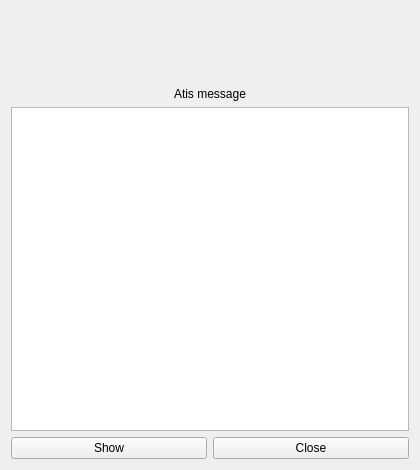
Above: source/ui/windows/atcdetailswindow.ui from Vatsinator/vatsinator-legacy before the change. Below: the same form after it.
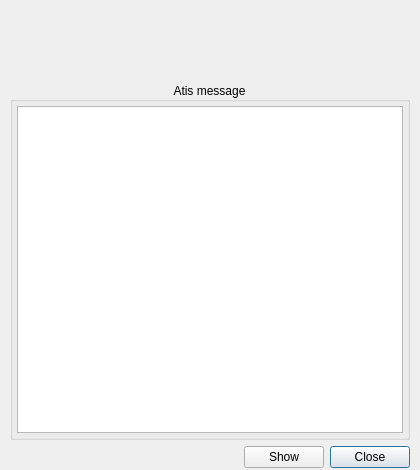
That is the form after the change. Icons and pictures are not drawn. Custom widgets are drawn as their Qt base class.

The edit to the form file:
```diff
--- a/source/ui/windows/atcdetailswindow.ui
+++ b/source/ui/windows/atcdetailswindow.ui
@@ -21,8 +21,23 @@
     <normaloff>:/mainIcon/icon.png</normaloff>:/mainIcon/icon.png</iconset>
   </property>
   <layout class="QVBoxLayout" name="verticalLayout_2" stretch="0,1,0">
+   <property name="leftMargin">
+    <number>10</number>
+   </property>
+   <property name="topMargin">
+    <number>10</number>
+   </property>
+   <property name="rightMargin">
+    <number>10</number>
+   </property>
+   <property name="bottomMargin">
+    <number>2</number>
+   </property>
    <item>
     <layout class="QVBoxLayout" name="verticalLayout">
+     <property name="spacing">
+      <number>2</number>
+     </property>
      <item>
       <widget class="QLabel" name="CallsignLabel">
        <property name="text">
@@ -66,29 +81,59 @@
       <widget class="InfoLabel" name="TimeOnlineLabel" native="true"/>
      </item>
      <item>
-      <widget class="QLabel" name="AtisMessageLabel">
-       <property name="text">
+      <widget class="QGroupBox" name="groupBox">
+       <property name="title">
         <string>Atis message</string>
        </property>
        <property name="alignment">
         <set>Qt::AlignCenter</set>
        </property>
-      </widget>
-     </item>
-     <item>
-      <widget class="QPlainTextEdit" name="AtisMessageField">
-       <property name="horizontalScrollBarPolicy">
-        <enum>Qt::ScrollBarAlwaysOff</enum>
+       <property name="flat">
+        <bool>false</bool>
        </property>
-       <property name="readOnly">
-        <bool>true</bool>
-       </property>
+       <layout class="QVBoxLayout" name="verticalLayout_4">
+        <property name="leftMargin">
+         <number>4</number>
+        </property>
+        <property name="topMargin">
+         <number>4</number>
+        </property>
+        <property name="rightMargin">
+         <number>4</number>
+        </property>
+        <property name="bottomMargin">
+         <number>4</number>
+        </property>
+        <item>
+         <widget class="QPlainTextEdit" name="AtisMessageField">
+          <property name="horizontalScrollBarPolicy">
+           <enum>Qt::ScrollBarAlwaysOff</enum>
+          </property>
+          <property name="readOnly">
+           <bool>true</bool>
+          </property>
+         </widget>
+        </item>
+       </layout>
       </widget>
      </item>
     </layout>
    </item>
    <item>
     <layout class="QHBoxLayout" name="horizontalLayout">
+     <item>
+      <spacer name="horizontalSpacer">
+       <property name="orientation">
+        <enum>Qt::Horizontal</enum>
+       </property>
+       <property name="sizeHint" stdset="0">
+        <size>
+         <width>40</width>
+         <height>20</height>
+        </size>
+       </property>
+      </spacer>
+     </item>
      <item>
       <widget class="QPushButton" name="ShowButton">
        <property name="text">
@@ -104,6 +149,9 @@
        <property name="text">
         <string>Close</string>
        </property>
+       <property name="default">
+        <bool>true</bool>
+       </property>
       </widget>
      </item>
     </layout>
```
Left out of the diff: 3 changed lines with no effect on the pictures.
